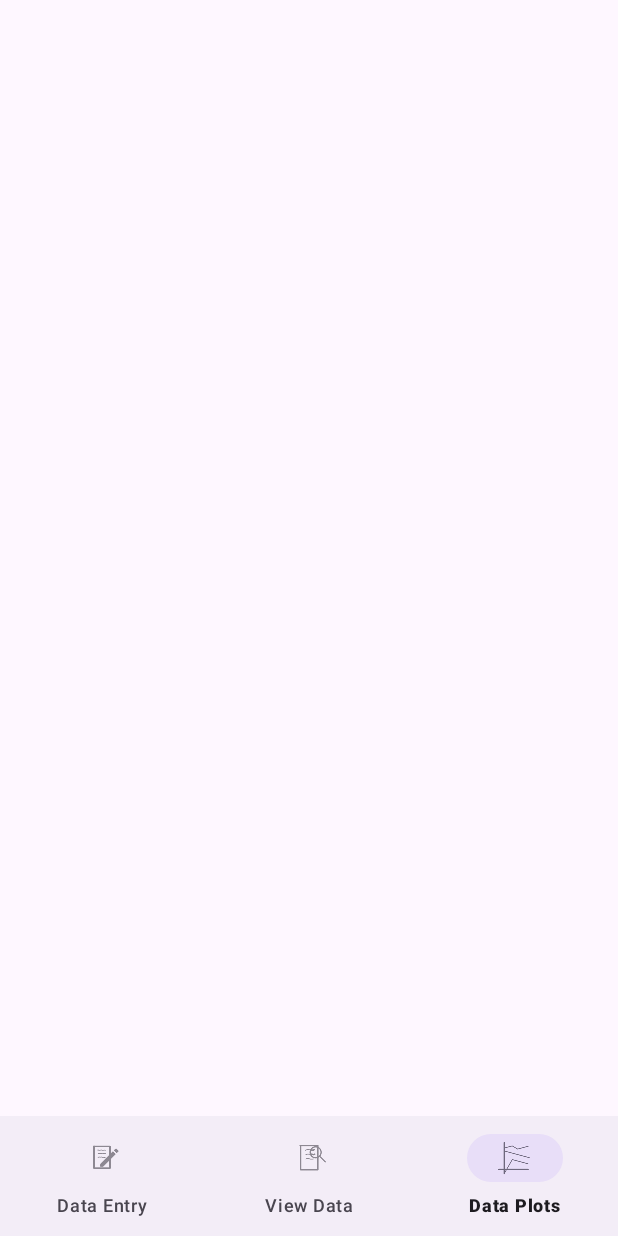
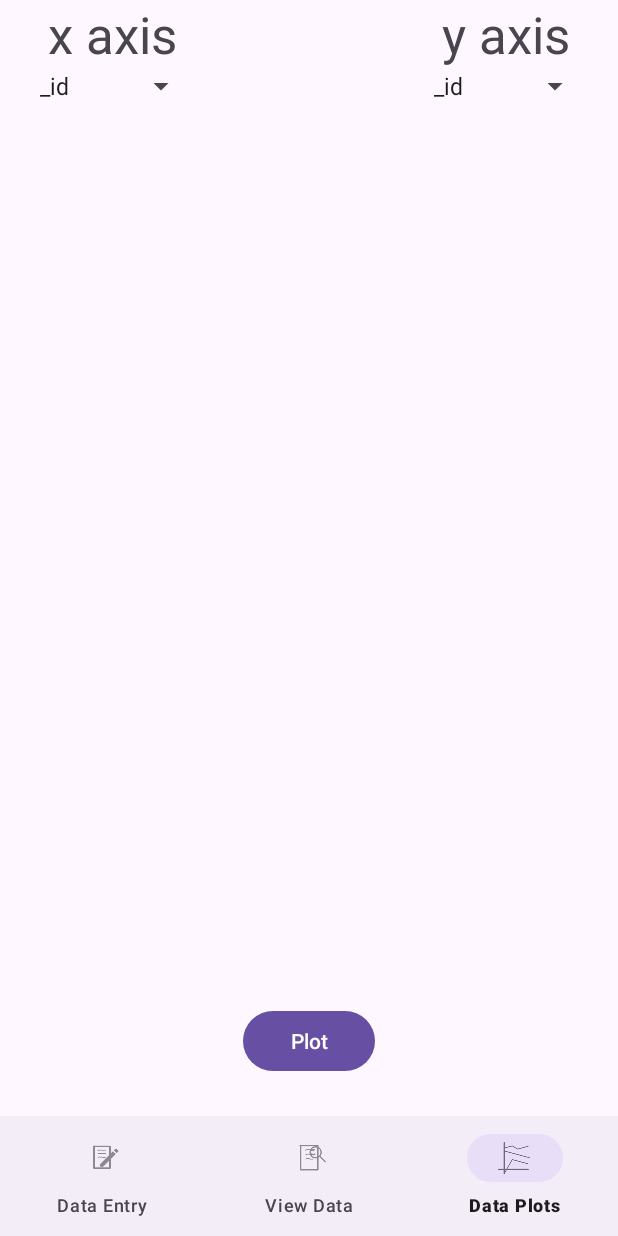
Before and after one commit to Elfikk/AndroidDemo, an Android app: the screen it shows after launch (MainActivity), item 3 of the bottom bar chosen, on a phone screen of 412 x 824 dp. Run offline under Robolectric (Android 15) with nearby library versions, the phone set to English and light mode, and no system bars; libraries missing offline, so code that uses them is left out: com.chaquo.python.

Commit message:
Matplotlib Plot of Entered Data (Truly Incredible)

```diff
--- /dev/null
+++ b/app/src/main/java/com/example/demo/DataPlot.java
@@ -0,0 +1,215 @@
+package com.example.demo;
+
+import android.content.ContentValues;
+import android.database.Cursor;
+import android.database.DataSetObserver;
+import android.database.sqlite.SQLiteDatabase;
+import android.graphics.Bitmap;
+import android.graphics.BitmapFactory;
+import android.os.Bundle;
+
+import androidx.annotation.NonNull;
+import androidx.annotation.Nullable;
+import androidx.fragment.app.Fragment;
+
+import android.provider.BaseColumns;
+import android.view.LayoutInflater;
+import android.view.MotionEvent;
+import android.view.View;
+import android.view.ViewGroup;
+import android.widget.AdapterView;
+import android.widget.ArrayAdapter;
+import android.widget.Button;
+import android.widget.ImageView;
+import android.widget.Spinner;
+import android.widget.SpinnerAdapter;
+import android.widget.Toast;
+
+import com.chaquo.python.PyException;
+import com.chaquo.python.PyObject;
+import com.chaquo.python.Python;
+import com.chaquo.python.android.AndroidPlatform;
+import com.google.android.material.snackbar.BaseTransientBottomBar;
+import com.google.android.material.snackbar.Snackbar;
+
+import java.util.ArrayList;
+import java.util.List;
+import java.util.Objects;
+
+public class DataPlot extends Fragment implements AdapterView.OnItemSelectedListener {
+
+    String xSelection = "_id"; // getActivity().getString(R.string.id);
+    String ySelection = "_id"; //getActivity().getString(R.string.number);
+
+    Spinner xSpinner;
+    Spinner ySpinner;
+
+    String selectedSpinner;
+
+    DBHelper Helper;
+    SQLiteDatabase DB;
+
+    ArrayList<Integer> xData;
+    ArrayList<Integer> yData;
+
+    public DataPlot() {
+        // Required empty public constructor
+    }
+
+    public static DataPlot newInstance() {
+        DataPlot fragment = new DataPlot();
+        Bundle args = new Bundle();
+        fragment.setArguments(args);
+        return fragment;
+    }
+
+    @Override
+    public void onItemSelected(AdapterView<?> parent, View view,
+                               int pos, long id) {
+        // An item was selected. You can retrieve the selected item using
+        // parent.getItemAtPosition(pos)
+
+//        System.out.println("1");
+//        System.out.println(view);
+//        System.out.println("2");
+
+        if (Objects.equals(selectedSpinner, "x")) {
+            xSelection = (String) parent.getItemAtPosition(pos);
+        } else if (Objects.equals(selectedSpinner, "y")) {
+            ySelection = (String) parent.getItemAtPosition(pos);
+        }
+
+    }
+
+    public void onNothingSelected(AdapterView<?> parent) {
+        // Another interface callback
+    }
+
+    @Override
+    public void onCreate(Bundle savedInstanceState) {
+        super.onCreate(savedInstanceState);
+    }
+
+    @Override
+    public void onViewCreated(@NonNull View view, @Nullable Bundle savedInstanceState) {
+        super.onCreate(savedInstanceState);
+
+        ImageView plotImage = getView().findViewById(R.id.plot_view);
+
+        Button ButtonPlot = (Button) getView().findViewById(R.id.plot_button);
+
+        Snackbar confirmMessage = Snackbar.make(ButtonPlot, R.string.snackbar_text, BaseTransientBottomBar.LENGTH_LONG);
+
+        Helper = new DBHelper(getContext());
+        DB = Helper.getReadableDatabase();
+
+        xSpinner = (Spinner) getView().findViewById(R.id.x_axis_spinner);
+        ySpinner = (Spinner) getView().findViewById(R.id.y_axis_spinner);
+
+        xSpinner.setOnTouchListener(new View.OnTouchListener() {
+            @Override
+            public boolean onTouch(View view, MotionEvent motionEvent) {
+                selectedSpinner = "x";
+                return false;
+            }
+        });
+
+        ySpinner.setOnTouchListener(new View.OnTouchListener() {
+            @Override
+            public boolean onTouch(View view, MotionEvent motionEvent) {
+                selectedSpinner = "y";
+                return false;
+            }
+        });
+
+        spinnerAdapterSetup();
+
+        ButtonPlot.setOnClickListener(new View.OnClickListener() {
+            public void onClick(View root_view) {
+                String spinnerStatus = "x " + xSelection + " y " + ySelection;
+                confirmMessage.setText(spinnerStatus);
+                confirmMessage.show();
+
+                if (!Python.isStarted()) {
+                    Python.start(new AndroidPlatform(getContext()));
+                }
+
+                Python py = Python.getInstance();
+                PyObject module = py.getModule("plot_example");
+
+                try {
+                    String dbpath = getContext().getDatabasePath(DBContract.ExampleColumns.TABLE_NAME).toString()
+                            + DBContract.ExampleColumns.TABLE_NAME;
+
+                    getData();
+
+                    byte[] bytes = module.callAttr("plot", xData.toArray(), yData.toArray(),
+                                    xSelection, ySelection).toJava(byte[].class);
+                    Bitmap bitmap = BitmapFactory.decodeByteArray(bytes, 0, bytes.length);
+                    ((ImageView) getView().findViewById(R.id.plot_view)).setImageBitmap(bitmap);
+                } catch (PyException e) {
+                    Toast.makeText(getContext(), e.toString(), Toast.LENGTH_LONG).show();
+                }
+            }
+        });
+    }
+
+    @Override
+    public View onCreateView(LayoutInflater inflater, ViewGroup container,
+                             Bundle savedInstanceState) {
+        // Inflate the layout for this fragment
+        return inflater.inflate(R.layout.fragment_data_plot, container, false);
+    }
+
+    private void spinnerAdapterSetup() {
+        ArrayAdapter<CharSequence> xAdapter = ArrayAdapter.createFromResource(getContext()   ,
+                R.array.column_array, android.R.layout.simple_spinner_item);
+        // Specify the layout to use when the list of choices appears
+        xAdapter.setDropDownViewResource(android.R.layout.simple_spinner_dropdown_item);
+        // Apply the adapter to the spinner
+        xSpinner.setAdapter(xAdapter);
+        xSpinner.setOnItemSelectedListener(this);
+
+        ArrayAdapter<CharSequence> yAdapter = ArrayAdapter.createFromResource(getContext()   ,
+                R.array.column_array, android.R.layout.simple_spinner_item);
+        // Specify the layout to use when the list of choices appears
+        yAdapter.setDropDownViewResource(android.R.layout.simple_spinner_dropdown_item);
+        // Apply the adapter to the spinner
+        ySpinner.setAdapter(yAdapter);
+        ySpinner.setOnItemSelectedListener(this);
+    }
+
+    public void getData() {
+
+
+
+        String[] projection = {
+                xSelection,
+                ySelection
+        };
+
+        Cursor cursor = DB.query(
+                DBContract.ExampleColumns.TABLE_NAME,   // The table to query
+                projection,             // The array of columns to return (pass null to get all)
+                null,                   // The columns for the WHERE clause
+                null,                   // The values for the WHERE clause
+                null,                   // don't group the rows
+                null,                   // don't filter by row groups
+                null                    // don't sort
+        );
+
+        xData = new ArrayList<Integer>();
+        yData = new ArrayList<Integer>();
+
+        while (cursor.moveToNext()) {
+            Integer xRow = cursor.getInt(cursor.getColumnIndexOrThrow(xSelection));
+            xData.add(xRow);
+
+            Integer yRow = cursor.getInt(cursor.getColumnIndexOrThrow(ySelection));
+            yData.add(yRow);
+        }
+        cursor.close();
+
+    }
+
+}
--- a/app/src/main/java/com/example/demo/MainActivity.java
+++ b/app/src/main/java/com/example/demo/MainActivity.java
@@ -43,7 +43,7 @@ public class MainActivity extends AppCompatActivity {
         } else if (itemId == R.id.data_view) {
             selectedFragment = new DataView();
         } else if (itemId == R.id.data_plot) {
-            ;
+            selectedFragment = new DataPlot();
             //selectedFragment = new ProfileFragment();
         }
         // It will help to replace the
--- /dev/null
+++ b/app/src/main/res/layout/fragment_data_plot.xml
@@ -0,0 +1,70 @@
+<?xml version="1.0" encoding="utf-8"?>
+<androidx.constraintlayout.widget.ConstraintLayout xmlns:android="http://schemas.android.com/apk/res/android"
+    xmlns:app="http://schemas.android.com/apk/res-auto"
+    xmlns:tools="http://schemas.android.com/tools"
+    android:layout_width="match_parent"
+    android:layout_height="match_parent"
+    tools:context=".DataPlot">
+
+    <TextView
+        android:id="@+id/x_axis_text"
+        android:layout_width="wrap_content"
+        android:layout_height="wrap_content"
+        android:layout_marginStart="32dp"
+        android:text="@string/x_axis"
+        android:textSize="34sp"
+        app:layout_constraintBottom_toTopOf="@+id/plot_view"
+        app:layout_constraintStart_toStartOf="parent"
+        app:layout_constraintTop_toTopOf="parent"
+        app:layout_constraintVertical_bias="0.0" />
+
+    <ImageView
+        android:id="@+id/plot_view"
+        android:layout_width="0dp"
+        android:layout_height="0dp"
+        android:layout_marginStart="8dp"
+        android:layout_marginTop="100dp"
+        android:layout_marginEnd="8dp"
+        android:layout_marginBottom="100dp"
+        app:layout_constraintBottom_toBottomOf="parent"
+        app:layout_constraintEnd_toEndOf="parent"
+        app:layout_constraintStart_toStartOf="parent"
+        app:layout_constraintTop_toTopOf="parent" />
+
+    <TextView
+        android:id="@+id/y_axis_text"
+        android:layout_width="wrap_content"
+        android:layout_height="wrap_content"
+        android:layout_marginEnd="32dp"
+        android:text="@string/y_axis"
+        android:textSize="34sp"
+        app:layout_constraintEnd_toEndOf="parent"
+        app:layout_constraintTop_toTopOf="parent" />
+
+    <Spinner
+        android:id="@+id/x_axis_spinner"
+        android:layout_width="wrap_content"
+        android:layout_height="wrap_content"
+        android:entries="@android:array/postalAddressTypes"
+        app:layout_constraintEnd_toEndOf="@+id/x_axis_text"
+        app:layout_constraintStart_toStartOf="@+id/x_axis_text"
+        app:layout_constraintTop_toBottomOf="@+id/x_axis_text" />
+
+    <Spinner
+        android:id="@+id/y_axis_spinner"
+        android:layout_width="wrap_content"
+        android:layout_height="wrap_content"
+        app:layout_constraintEnd_toEndOf="@+id/y_axis_text"
+        app:layout_constraintStart_toStartOf="@+id/y_axis_text"
+        app:layout_constraintTop_toBottomOf="@+id/y_axis_text" />
+
+    <Button
+        android:id="@+id/plot_button"
+        android:layout_width="wrap_content"
+        android:layout_height="wrap_content"
+        android:text="@string/plot_button"
+        app:layout_constraintBottom_toBottomOf="parent"
+        app:layout_constraintEnd_toEndOf="parent"
+        app:layout_constraintStart_toStartOf="parent"
+        app:layout_constraintTop_toBottomOf="@+id/plot_view" />
+</androidx.constraintlayout.widget.ConstraintLayout>
--- /dev/null
+++ b/app/src/main/res/values/demo_options.xml
@@ -0,0 +1,7 @@
+<?xml version="1.0" encoding="utf-8"?>
+<resources>
+    <string-array name="column_array">
+        <item>@string/id</item>
+        <item>@string/number</item>
+    </string-array>
+</resources>
--- a/app/src/main/res/values/strings.xml
+++ b/app/src/main/res/values/strings.xml
@@ -10,5 +10,12 @@
     <string name="list_image_desc">Icon</string>
     <!-- TODO: Remove or change this placeholder text -->
     <string name="hello_blank_fragment">Hello blank fragment</string>
+    <string name="x_axis">x axis</string>
+    <string name="y_axis">y axis</string>
+    <string name="plot_button">Plot</string>
+    <string name="plot_image">plot_image</string>
+
+    <string name="id">_id</string>
+    <string name="number">numba</string>
 
 </resources>
--- a/build.gradle
+++ b/build.gradle
@@ -2,4 +2,5 @@
 plugins {
     id 'com.android.application' version '8.0.2' apply false
     id 'com.android.library' version '8.0.2' apply false
+    id 'com.chaquo.python' version '14.0.2' apply false
 }
```
Also changed, not shown: app/build.gradle (+14 -0 lines), app/src/main/java/com/example/demo/DataView.java (+2 -7 lines), 1 other file.
